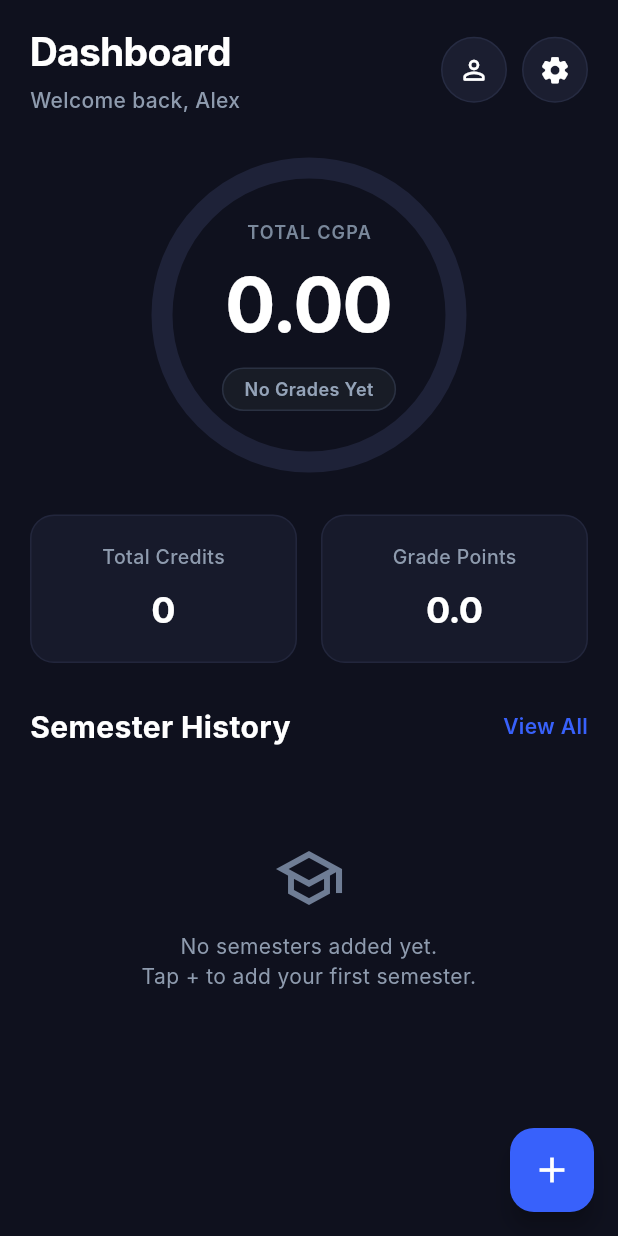
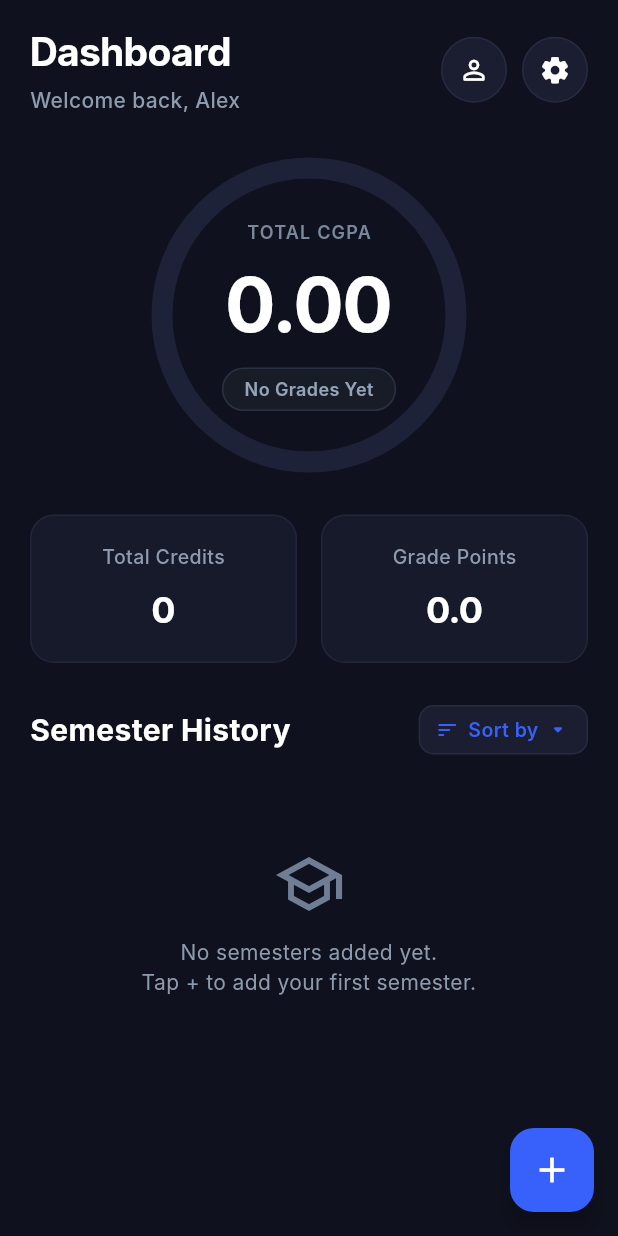
Before and after one commit to ImalkaDilakshan99/GPA-Calculator, a Flutter app: the screen it shows after launch, on a phone screen of 412 x 824 dp. Run offline on Flutter 3.47's test engine with Material 3 defaults, Android fonts, the phone set to English and light mode, and no system bars; our stand-ins replace drift, drift_flutter, flutter_riverpod; accounts and stored records are empty; generated files the repository leaves out were written again; Roboto replaces fonts that are missing (Inter).

Commit message:
feat(dashboard): add a sort button

```diff
--- a/lib/view/pages/dashboard.dart
+++ b/lib/view/pages/dashboard.dart
@@ -13,7 +13,8 @@ class Dashboard extends ConsumerWidget {
 
   @override
   Widget build(BuildContext context, WidgetRef ref) {
-    final semestersAsync = ref.watch(semestersStreamProvider);
+    final semestersAsync = ref.watch(sortedSemestersProvider);
+    final currentSort = ref.watch(semesterSortProvider);
     final cumulativeResult = ref.watch(cumulativeGpaProvider);
     final profileAsync = ref.watch(studentProfileStreamProvider);
 
@@ -163,17 +164,73 @@ class Dashboard extends ConsumerWidget {
                         color: Colors.white,
                       ),
                     ),
-                    GestureDetector(
-                      onTap: () {
-                        // "View All" action
+                    PopupMenuButton<SemesterSortOption>(
+                      initialValue: currentSort,
+                      tooltip: 'Sort semesters',
+                      color: const Color(0xFF1B1E30),
+                      elevation: 8,
+                      offset: const Offset(0, 36),
+                      shape: RoundedRectangleBorder(
+                        borderRadius: BorderRadius.circular(14),
+                        side: const BorderSide(color: Color(0xFF262B42), width: 1),
+                      ),
+                      onSelected: (option) {
+                        ref.read(semesterSortProvider.notifier).setSortOption(option);
                       },
-                      child: const Text(
-                        'View All',
-                        style: TextStyle(
-                          fontFamily: 'Inter',
-                          fontSize: 14,
-                          fontWeight: FontWeight.w600,
-                          color: Color(0xFF3861FB),
+                      itemBuilder: (context) => [
+                        _buildSortMenuItem(
+                          option: SemesterSortOption.newestFirst,
+                          currentSort: currentSort,
+                          icon: Icons.calendar_today_outlined,
+                        ),
+                        _buildSortMenuItem(
+                          option: SemesterSortOption.oldestFirst,
+                          currentSort: currentSort,
+                          icon: Icons.history_rounded,
+                        ),
+                        _buildSortMenuItem(
+                          option: SemesterSortOption.gpaHighToLow,
+                          currentSort: currentSort,
+                          icon: Icons.trending_up_rounded,
+                        ),
+                        _buildSortMenuItem(
+                          option: SemesterSortOption.gpaLowToHigh,
+                          currentSort: currentSort,
+                          icon: Icons.trending_down_rounded,
+                        ),
+                      ],
+                      child: Container(
+                        padding: const EdgeInsets.symmetric(horizontal: 10, vertical: 6),
+                        decoration: BoxDecoration(
+                          color: const Color(0xFF1B1E30),
+                          borderRadius: BorderRadius.circular(10),
+                          border: Border.all(color: const Color(0xFF262B42), width: 1),
+                        ),
+                        child: const Row(
+                          mainAxisSize: MainAxisSize.min,
+                          children: [
+                            Icon(
+                              Icons.sort_rounded,
+                              size: 16,
+                              color: Color(0xFF3861FB),
+                            ),
+                            SizedBox(width: 6),
+                            Text(
+                              'Sort by',
+                              style: TextStyle(
+                                fontFamily: 'Inter',
+                                fontSize: 13,
+                                fontWeight: FontWeight.w600,
+                                color: Color(0xFF3861FB),
+                              ),
+                            ),
+                            SizedBox(width: 4),
+                            Icon(
+                              Icons.arrow_drop_down_rounded,
+                              size: 18,
+                              color: Color(0xFF3861FB),
+                            ),
+                          ],
                         ),
                       ),
                     ),
@@ -499,4 +556,43 @@ class Dashboard extends ConsumerWidget {
       ),
     );
   }
+
+  /// Builds an individual item in the sort popup menu.
+  PopupMenuItem<SemesterSortOption> _buildSortMenuItem({
+    required SemesterSortOption option,
+    required SemesterSortOption currentSort,
+    required IconData icon,
+  }) {
+    final isSelected = option == currentSort;
+    return PopupMenuItem<SemesterSortOption>(
+      value: option,
+      child: Row(
+        children: [
+          Icon(
+            icon,
+            size: 18,
+            color: isSelected ? const Color(0xFF3861FB) : const Color(0xFF8E9BAE),
+          ),
+          const SizedBox(width: 12),
+          Expanded(
+            child: Text(
+              option.label,
+              style: TextStyle(
+                fontFamily: 'Inter',
+                fontSize: 14,
+                fontWeight: isSelected ? FontWeight.bold : FontWeight.w500,
+                color: isSelected ? const Color(0xFF3861FB) : Colors.white,
+              ),
+            ),
+          ),
+          if (isSelected)
+            const Icon(
+              Icons.check_rounded,
+              size: 18,
+              color: Color(0xFF3861FB),
+            ),
+        ],
+      ),
+    );
+  }
 }
--- a/lib/viewModels/dashboard_view_model.dart
+++ b/lib/viewModels/dashboard_view_model.dart
@@ -26,6 +26,77 @@ const List<GradeModel> gradeDefinitions = [
 final semestersStreamProvider = StreamProvider<List<SemesterEntity>>((ref) {
   final repo = ref.watch(semesterRepositoryProvider);
   return repo.watchAllSemesters();
+});
+
+// ── Semester Sorting Options & Providers ─────────────────────────────
+enum SemesterSortOption {
+  newestFirst('Newest first'),
+  oldestFirst('Oldest first'),
+  gpaHighToLow('GPA: High to Low'),
+  gpaLowToHigh('GPA: Low to High');
+
+  final String label;
+  const SemesterSortOption(this.label);
+}
+
+class SemesterSortNotifier extends Notifier<SemesterSortOption> {
+  @override
+  SemesterSortOption build() => SemesterSortOption.newestFirst;
+
+  void setSortOption(SemesterSortOption option) {
+    state = option;
+  }
+}
+
+final semesterSortProvider =
+    NotifierProvider<SemesterSortNotifier, SemesterSortOption>(
+  SemesterSortNotifier.new,
+);
+
+final sortedSemestersProvider =
+    Provider<AsyncValue<List<SemesterEntity>>>((ref) {
+  final semestersAsync = ref.watch(semestersStreamProvider);
+  final sortOption = ref.watch(semesterSortProvider);
+  final service = ref.watch(gpaCalculatorServiceProvider);
+
+  return semestersAsync.whenData((semesters) {
+    final list = List<SemesterEntity>.from(semesters);
+    switch (sortOption) {
+      case SemesterSortOption.newestFirst:
+        list.sort((a, b) {
+          final yearCmp = b.academicYear.compareTo(a.academicYear);
+          if (yearCmp != 0) return yearCmp;
+          final semCmp = b.semesterNumber.compareTo(a.semesterNumber);
+          if (semCmp != 0) return semCmp;
+          return b.id.compareTo(a.id);
+        });
+      case SemesterSortOption.oldestFirst:
+        list.sort((a, b) {
+          final yearCmp = a.academicYear.compareTo(b.academicYear);
+          if (yearCmp != 0) return yearCmp;
+          final semCmp = a.semesterNumber.compareTo(b.semesterNumber);
+          if (semCmp != 0) return semCmp;
+          return a.id.compareTo(b.id);
+        });
+      case SemesterSortOption.gpaHighToLow:
+        list.sort((a, b) {
+          final gpaA = service.calculateSemesterGpa(a.subjects).gpa;
+          final gpaB = service.calculateSemesterGpa(b.subjects).gpa;
+          final gpaCmp = gpaB.compareTo(gpaA);
+          if (gpaCmp != 0) return gpaCmp;
+          return b.academicYear.compareTo(a.academicYear);
+        });
+      case SemesterSortOption.gpaLowToHigh:
+        list.sort((a, b) {
+          final gpaA = service.calculateSemesterGpa(a.subjects).gpa;
+          final gpaB = service.calculateSemesterGpa(b.subjects).gpa;
+          final gpaCmp = gpaA.compareTo(gpaB);
+          if (gpaCmp != 0) return gpaCmp;
+          return a.academicYear.compareTo(b.academicYear);
+        });
+    }
+    return list;
+  });
 });
 
 // ── Semester subjects for a specific semester ────────────────────────
```
Also changed, not shown: 1 other file.
